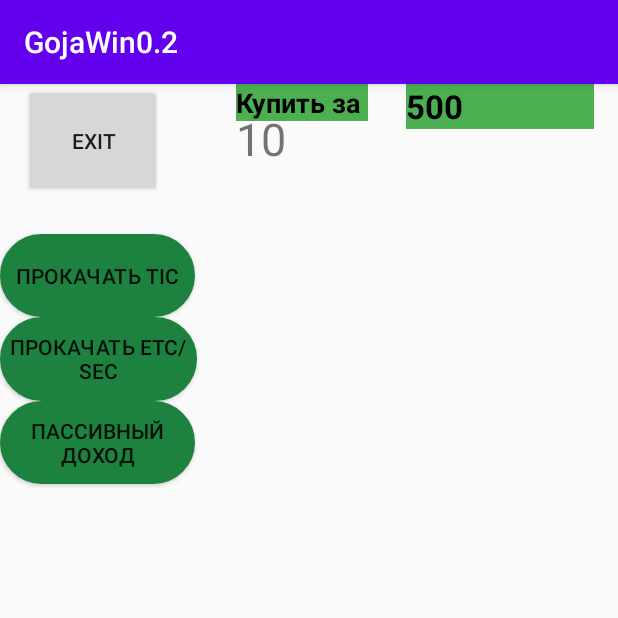
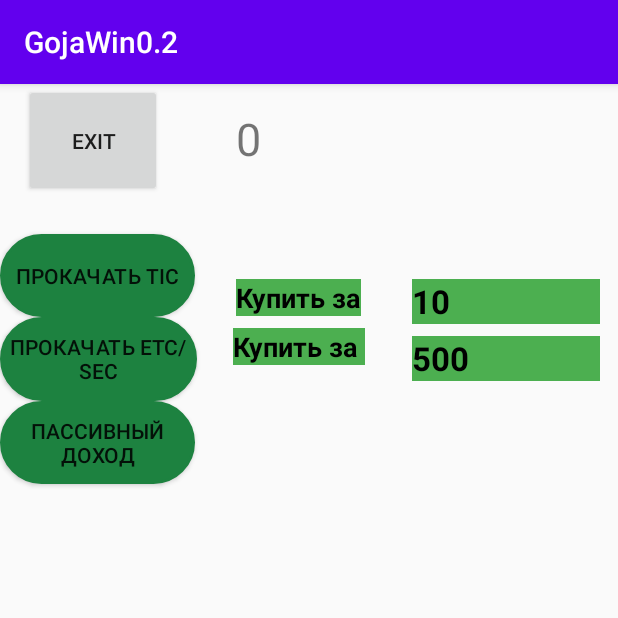
Before and after one commit to Sudkir/Dumpling, an Android app: the screen it shows after launch (MainActivityBuy), after a tap on "BUTTON", on a phone screen of 412 x 824 dp, the top half of it. Run offline under Robolectric (Android 15) with nearby library versions, the phone set to English and light mode, and no system bars.

Commit message:
Передача очков между окнами

```diff
--- a/app/src/main/java/com/example/gojawin01/BuyUp.java
+++ b/app/src/main/java/com/example/gojawin01/BuyUp.java
@@ -15,12 +15,17 @@ public class BuyUp implements Serializable {
     //public TextView priceTime; // показ цены тайма
     //boolean bol = false;
 
+
+    //конструктор класса
     public BuyUp(int boostUpCl, int mCountCl, int lvlUpOneCl){
         this.boostUpCl = boostUpCl;
         this.mCountCl = mCountCl;
         this.lvlUpOneCl = lvlUpOneCl;
     }
 
+
+
+    //гетеры и сетеры
     public int getBoostUpCl() {
         return boostUpCl;
     }
--- a/app/src/main/java/com/example/gojawin01/MainActivity.java
+++ b/app/src/main/java/com/example/gojawin01/MainActivity.java
@@ -76,7 +76,6 @@ public class MainActivity extends AppCompatActivity {
             timerTextView.setText(String.format("%d", seconds));
             timerHandler.postDelayed(this, 1000);
 
-
             mCount=mCount + lvlUpTime;
             mShowCount.setText(Integer.toString(mCount));
         }
@@ -124,12 +123,6 @@ public class MainActivity extends AppCompatActivity {
 
         final Toast toast = Toast.makeText(this, R.string.boost_message, Toast.LENGTH_LONG);
 
-
-
-
-
-
-
         //Кнопка покупки
         b.setOnClickListener(new View.OnClickListener() {
 
@@ -159,6 +152,7 @@ public class MainActivity extends AppCompatActivity {
                 }
             }
         });
+
     }
 
     protected void onPause() {
@@ -171,8 +165,6 @@ public class MainActivity extends AppCompatActivity {
         super.onStop();
         //сохранение очков в память при закрытии приложения
         String strCount = mShowCount.getText().toString();
-
-
 
         SharedPreferences.Editor editor = mSettings.edit();
 
@@ -196,7 +188,11 @@ public class MainActivity extends AppCompatActivity {
 
     }
 
-
+    @Override
+    public void onStart() {
+        super.onStart();
+    //onCreate->onStart->onResume
+    }
 
     protected void onResume()
 {
@@ -254,9 +250,26 @@ public class MainActivity extends AppCompatActivity {
         }
     }
 
+    //принятие данных из второй формы через класс BuyUp
+    //обновление данных
+
+    Bundle arguments = getIntent().getExtras();
+    if(arguments!=null) {//проверка на NULL
+        BuyUp buyUp;
+        buyUp = (BuyUp) arguments.getSerializable(BuyUp.class.getSimpleName());
+
+        //работа с данными
+        TextView infoTextView = (TextView)findViewById(R.id.textView);
+        boostUp = buyUp.getBoostUpCl();
+        mCount = buyUp.getMCount();
+        lvlUpOne = buyUp.getLvlUpOneCl();
+
+        infoTextView.setText(Integer.toString(mCount));
+    }
 
 
 }
+
 
     //Клик (чуть не забыли)
     public void countUp(View view) {
@@ -273,7 +286,6 @@ public class MainActivity extends AppCompatActivity {
     }
 
     public void AnimImageBtn(View view) {
-
         ImageButton imageButton = findViewById(R.id.imageButton);
         final Animation animation =  AnimationUtils.loadAnimation(this, R.anim.bounce);
         BounceInterpolator interpolator = new BounceInterpolator(0.2, 20);
@@ -316,40 +328,15 @@ public class MainActivity extends AppCompatActivity {
         TextView boostUpText = findViewById(R.id.Price);
         int boostUpCl = Integer.parseInt(boostUpText.getText().toString());
         TextView mCountText = findViewById(R.id.textView);
-        int mCountCl = Integer.parseInt(boostUpText.getText().toString());
-        int lvlUpOneCl = 1;
-
-        BuyUp buyUp = new BuyUp(boostUpCl, mCountCl, lvlUpOneCl);//создание экземпляра класса
-
+        int mCountCl = Integer.parseInt(mCountText.getText().toString());
+        int lvlUpOneCl = lvlUpOne;
+        //создание экземпляра класса
+        BuyUp buyUp = new BuyUp(boostUpCl, mCountCl, lvlUpOneCl);
         intent.putExtra(BuyUp.class.getSimpleName(), buyUp);
-
-        startActivityForResult(intent, CHOOSE_THIEF);//старт окна
+        //старт окна
+        startActivityForResult(intent, CHOOSE_THIEF);
 
     }
-
-
-
-
-
-    @Override
-    protected void onActivityResult(int requestCode, int resultCode, Intent data) {
-        super.onActivityResult(requestCode, resultCode, data);
-
-        TextView infoTextView = (TextView) findViewById(R.id.textViewTest);
-
-        if (requestCode == CHOOSE_THIEF) {
-
-            if (resultCode == RESULT_OK) //если результат возвращен через кнопку
-            {
-                String thiefname = data.getStringExtra(MainActivityBuy.THIEF);
-                infoTextView.setText(thiefname);
-            }else {
-                infoTextView.setText(""); // стираем текст
-            }
-        }
-    }
-
-
 
     //прокачка клика
     public void Booster (View view){
@@ -370,7 +357,7 @@ public class MainActivity extends AppCompatActivity {
         imageButton.setAnimation(animationImage);
 
 
-
+        //покупка если хватает очков
         if (mCount>= boostUp) {
             lvlUpOne = lvlUpOne * 2;
             mCount = mCount - boostUp;
@@ -414,8 +401,6 @@ public class MainActivity extends AppCompatActivity {
             //возврат значенией
             priceTime.setText(Integer.toString(boostUpTime));
             mShowCount.setText(Integer.toString(mCount));
-
-
         }
         else
         {
@@ -423,6 +408,4 @@ public class MainActivity extends AppCompatActivity {
             toast.show();
         }
     }
-
-
 }
--- a/app/src/main/java/com/example/gojawin01/MainActivityBuy.java
+++ b/app/src/main/java/com/example/gojawin01/MainActivityBuy.java
@@ -41,74 +41,79 @@ public class MainActivityBuy extends AppCompatActivity {
         infoTextView.setText(Integer.toString(mCount));
 
 
-
-
-
-
     }
 
-    String user = "0";
+    @Override
+    protected void onStart() {
+        super.onStart();
+    }
+
+    @Override
+    protected void onResume() {
+        super.onResume();
+        price = (TextView) findViewById(R.id.Price);
+        priceTime = (TextView) findViewById(R.id.PriceTime);
+        //получение данных из класса
+        TextView infoTextView = (TextView)findViewById(R.id.textView4);
+        Bundle arguments = getIntent().getExtras();
+        BuyUp buyUp;
+        buyUp = (BuyUp) arguments.getSerializable(BuyUp.class.getSimpleName());
+        boostUp = buyUp.getBoostUpCl();
+        mCount = buyUp.getMCount();
+        lvlUpOne = buyUp.getLvlUpOneCl();
+
+        infoTextView.setText(Integer.toString(mCount));
+    }
+
+    static final private int CHOOSE_THIEF = 0;// параметр RequestCode
     public final static String THIEF = "com.example.gojawin01.THIEF";
 
     public void HertMain(View view) {//кнопка перехода на новую активность
 
+        Intent intent = new Intent(MainActivityBuy.this, MainActivity.class);
 
-
-        Intent intent = new Intent(MainActivityBuy.this, MainActivity.class);
-        Intent answerIntent = new Intent();
-        answerIntent.putExtra(THIEF, user);
-        setResult(RESULT_OK, answerIntent);
-        finish();
-
-        //startActivity(intent);//старт окна
+        TextView boostUpText = findViewById(R.id.Price);
+        int boostUpCl = Integer.parseInt(boostUpText.getText().toString());
+        TextView mCountText = findViewById(R.id.textView4);
+        int mCountCl = Integer.parseInt(mCountText.getText().toString());
+        int lvlUpOneCl = lvlUpOne;
+        //создание экземпляра класса
+        BuyUp buyUp = new BuyUp(boostUpCl, mCountCl, lvlUpOneCl);
+        intent.putExtra(BuyUp.class.getSimpleName(), buyUp);
+        //старт окна
+        startActivity(intent);
 
     }
 
+
+
     //прокачка клика вывод обновленных результатов
     public void Booster (View view){
-
-        //анимация
-        Button Booster = findViewById(R.id.Booster);
-        final Animation animation = AnimationUtils.loadAnimation(this, R.anim.bouncebtn);
-
-        // amplitude 0.2 and frequency 20
-        BounceInterpolator interpolator = new BounceInterpolator(0.2, 20);
-        animation.setInterpolator(interpolator);
-        Booster.startAnimation(animation);
-
-
-        ImageButton imageButton = findViewById(R.id.imageButton);
-        final Animation animationImage =  AnimationUtils.loadAnimation(this, R.anim.rotate);
-        animation.setInterpolator(interpolator);
-        imageButton.setAnimation(animationImage);
-
-
 
         if (mCount>= boostUp) {
             lvlUpOne = lvlUpOne * 2;
             mCount = mCount - boostUp;
             boostUp = boostUp *4;
             price.setText(Integer.toString(boostUp));
-
-            TextView infoTextView = (TextView)findViewById(R.id.textView4);
-            infoTextView.setText(Integer.toString(mCount));
-
-
-
         }
         else
         {
             Toast toast = Toast.makeText(this, R.string.boost_message, Toast.LENGTH_LONG);
             toast.show();
         }
-    }
 
 
-    public void Hertgg(View view) {//кнопка перехода на новую активность
-
+        TextView infoTextView = (TextView)findViewById(R.id.textView4);
+        infoTextView.setText(Integer.toString(mCount));
+        //обновление данных в классе
+        Bundle arguments = getIntent().getExtras();
+        BuyUp buyUp;
+        buyUp = (BuyUp) arguments.getSerializable(BuyUp.class.getSimpleName());
+        buyUp.setBoostUpCl(boostUp);
+        buyUp.setMCount(mCount);
+        buyUp.setLvlUpOneCl(lvlUpOne);
     }
 
 
 
-
 }
--- a/app/src/main/res/layout/activity_main.xml
+++ b/app/src/main/res/layout/activity_main.xml
@@ -90,8 +90,8 @@
         android:id="@+id/btnShow"
         android:layout_width="99dp"
         android:layout_height="36dp"
+        android:background="@drawable/button_states"
         android:onClick="showToast"
-        android:background="@drawable/button_states"
         android:text="Restart"
         android:textSize="12sp"
 
--- a/app/src/main/res/layout/activity_main_buy.xml
+++ b/app/src/main/res/layout/activity_main_buy.xml
@@ -14,11 +14,11 @@
         android:text="TextView"
         android:textSize="30sp"
         app:layout_constraintEnd_toEndOf="parent"
-        app:layout_constraintStart_toEndOf="@+id/button2"
+        app:layout_constraintStart_toEndOf="@+id/exitBtn"
         app:layout_constraintTop_toTopOf="parent" />
 
     <Button
-        android:id="@+id/button2"
+        android:id="@+id/exitBtn"
         android:layout_width="92dp"
         android:layout_height="75dp"
         android:onClick="HertMain"
@@ -27,22 +27,6 @@
         app:layout_constraintHorizontal_bias="0.05"
         app:layout_constraintStart_toStartOf="parent"
         app:layout_constraintTop_toTopOf="parent" />
-
-    <TextView
-        android:id="@+id/Price"
-        style="@style/Widget.AppCompat.TextView"
-        android:layout_width="125dp"
-        android:layout_height="30dp"
-        android:layout_marginEnd="16dp"
-        android:layout_marginRight="16dp"
-        android:background="#4CAF50"
-        android:text="10"
-        android:textColor="@android:color/primary_text_light"
-        android:textColorLink="#3046C3"
-        android:textSize="22sp"
-        android:textStyle="bold"
-        app:layout_constraintEnd_toEndOf="parent"
-        tools:layout_editor_absoluteY="193dp" />
 
     <Button
         android:id="@+id/Booster"
@@ -60,6 +44,7 @@
         style="@style/Widget.AppCompat.TextView"
         android:layout_width="wrap_content"
         android:layout_height="wrap_content"
+        android:layout_marginTop="56dp"
         android:background="#4CAF50"
         android:text="Купить за"
         android:textColor="@android:color/primary_text_light"
@@ -67,14 +52,50 @@
         android:textSize="18sp"
         android:textStyle="bold"
         app:layout_constraintEnd_toStartOf="@+id/Price"
+        app:layout_constraintHorizontal_bias="0.442"
         app:layout_constraintStart_toEndOf="@+id/Booster"
-        tools:layout_editor_absoluteY="193dp" />
+        app:layout_constraintTop_toBottomOf="@+id/textView4" />
+
+    <TextView
+        android:id="@+id/Price"
+        style="@style/Widget.AppCompat.TextView"
+        android:layout_width="125dp"
+        android:layout_height="30dp"
+        android:layout_marginTop="56dp"
+        android:layout_marginEnd="12dp"
+        android:layout_marginRight="12dp"
+        android:background="#4CAF50"
+        android:text="10"
+        android:textColor="@android:color/primary_text_light"
+        android:textColorLink="#3046C3"
+        android:textSize="22sp"
+        android:textStyle="bold"
+        app:layout_constraintEnd_toEndOf="parent"
+        app:layout_constraintTop_toBottomOf="@+id/textView4" />
+
+    <TextView
+        android:id="@+id/PriceTime"
+        style="@style/Widget.AppCompat.TextView"
+        android:layout_width="125dp"
+        android:layout_height="30dp"
+        android:layout_marginTop="8dp"
+        android:layout_marginEnd="12dp"
+        android:layout_marginRight="12dp"
+        android:background="#4CAF50"
+        android:text="500"
+        android:textColor="@android:color/primary_text_light"
+        android:textColorLink="#3046C3"
+        android:textSize="22sp"
+        android:textStyle="bold"
+        app:layout_constraintEnd_toEndOf="parent"
+        app:layout_constraintTop_toBottomOf="@+id/Price" />
 
     <TextView
         android:id="@+id/textView3"
         style="@style/Widget.AppCompat.TextView"
         android:layout_width="wrap_content"
         android:layout_height="wrap_content"
+        android:layout_marginTop="8dp"
         android:background="#4CAF50"
         android:text="Купить за "
         android:textColor="@android:color/primary_text_light"
@@ -82,24 +103,9 @@
         android:textSize="18sp"
         android:textStyle="bold"
         app:layout_constraintEnd_toStartOf="@+id/PriceTime"
+        app:layout_constraintHorizontal_bias="0.436"
         app:layout_constraintStart_toEndOf="@+id/btnBoosterTime"
-        tools:layout_editor_absoluteY="279dp" />
-
-    <TextView
-        android:id="@+id/PriceTime"
-        style="@style/Widget.AppCompat.TextView"
-        android:layout_width="125dp"
-        android:layout_height="30dp"
-        android:layout_marginEnd="16dp"
-        android:layout_marginRight="16dp"
-        android:background="#4CAF50"
-        android:text="500"
-        android:textColor="@android:color/primary_text_light"
-        android:textColorLink="#3046C3"
-        android:textSize="22sp"
-        android:textStyle="bold"
-        app:layout_constraintEnd_toEndOf="parent"
-        tools:layout_editor_absoluteY="279dp" />
+        app:layout_constraintTop_toBottomOf="@+id/textView6" />
 
     <Button
         android:id="@+id/btnBoosterTime"
```
